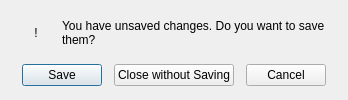
Above: src/gambitpairing/ui/unsaved_changes_dialog.ui from gambit-devs/gambit-pairing before the change. Below: the same form after it.
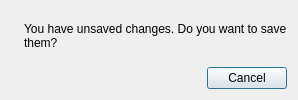
That is the form after the change.

```diff
--- a/src/gambitpairing/ui/unsaved_changes_dialog.ui
+++ b/src/gambitpairing/ui/unsaved_changes_dialog.ui
@@ -12,45 +12,12 @@
    <number>660</number>
   </property>
   <layout class="QVBoxLayout" name="main_layout">
-   <property name="spacing">
-    <number>14</number>
-   </property>
-   <property name="leftMargin">
-    <number>22</number>
-   </property>
-   <property name="topMargin">
-    <number>16</number>
-   </property>
-   <property name="rightMargin">
-    <number>22</number>
-   </property>
-   <property name="bottomMargin">
-    <number>14</number>
-   </property>
    <item>
     <layout class="QHBoxLayout" name="message_layout">
-     <property name="spacing">
-      <number>12</number>
-     </property>
      <item>
       <widget class="QLabel" name="warning_icon_label">
-       <property name="class" stdset="0">
-        <string>UnsavedChangesWarningIcon</string>
-       </property>
-       <property name="minimumSize">
-        <size>
-         <width>28</width>
-         <height>28</height>
-        </size>
-       </property>
-       <property name="maximumSize">
-        <size>
-         <width>28</width>
-         <height>28</height>
-        </size>
-       </property>
-       <property name="text">
-        <string>!</string>
+       <property name="accessibleName">
+        <string>Warning</string>
        </property>
        <property name="alignment">
         <set>Qt::AlignCenter</set>
@@ -73,41 +40,11 @@
     </layout>
    </item>
    <item>
-    <layout class="QHBoxLayout" name="button_layout">
-     <property name="spacing">
-      <number>12</number>
+    <widget class="QDialogButtonBox" name="button_box">
+     <property name="standardButtons">
+      <set>QDialogButtonBox::Cancel</set>
      </property>
-     <item>
-      <widget class="QPushButton" name="save_button">
-       <property name="minimumWidth">
-        <number>132</number>
-       </property>
-       <property name="text">
-        <string>Save</string>
-       </property>
-      </widget>
-     </item>
-     <item>
-      <widget class="QPushButton" name="discard_button">
-       <property name="minimumWidth">
-        <number>300</number>
-       </property>
-       <property name="text">
-        <string>Close without Saving</string>
-       </property>
-      </widget>
-     </item>
-     <item>
-      <widget class="QPushButton" name="cancel_button">
-       <property name="minimumWidth">
-        <number>132</number>
-       </property>
-       <property name="text">
-        <string>Cancel</string>
-       </property>
-      </widget>
-     </item>
-    </layout>
+    </widget>
    </item>
   </layout>
  </widget>
```
Left out of the diff: 9 changed lines with no effect on the pictures.
